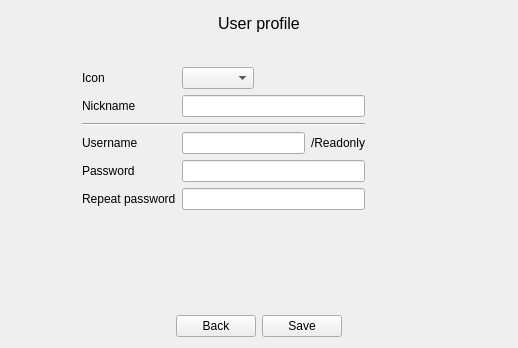
Before: the Qt Designer form CLIENT/GUI/ui/gui_profile.ui in GiuliCler/GIMPteam, drawn with Qt 5.
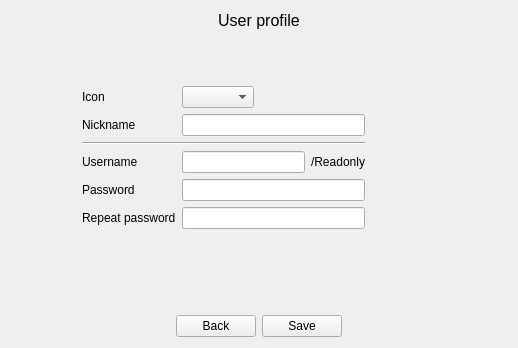
After: the same form once the commit is applied.

What changed in the file:
```diff
--- a/CLIENT/GUI/ui/gui_profile.ui
+++ b/CLIENT/GUI/ui/gui_profile.ui
@@ -13,7 +13,22 @@
   <property name="windowTitle">
    <string>Form</string>
   </property>
-  <layout class="QVBoxLayout" name="verticalLayout" stretch="1,1,1,4,1">
+  <layout class="QVBoxLayout" name="verticalLayout">
+   <item>
+    <layout class="QHBoxLayout" name="horizontalLayout_5">
+     <item>
+      <spacer name="horizontalSpacer_6">
+       <property name="orientation">
+        <enum>Qt::Horizontal</enum>
+       </property>
+       <property name="sizeHint" stdset="0">
+        <size>
+         <width>40</width>
+         <height>20</height>
+        </size>
+       </property>
+      </spacer>
+     </item>
    <item>
     <widget class="QLabel" name="titleLabel">
      <property name="font">
@@ -27,7 +42,25 @@
      <property name="alignment">
       <set>Qt::AlignCenter</set>
      </property>
-    </widget>
+       <property name="textInteractionFlags">
+        <set>Qt::LinksAccessibleByMouse|Qt::TextSelectableByMouse</set>
+       </property>
+      </widget>
+     </item>
+     <item>
+      <spacer name="horizontalSpacer_7">
+       <property name="orientation">
+        <enum>Qt::Horizontal</enum>
+       </property>
+       <property name="sizeHint" stdset="0">
+        <size>
+         <width>40</width>
+         <height>20</height>
+        </size>
+       </property>
+      </spacer>
+     </item>
+    </layout>
    </item>
    <item>
     <spacer name="verticalSpacer_2">
```
Left out of the diff: 39 changed lines with no effect on the pictures. Lines whose indentation alone changed are shown as unchanged.
